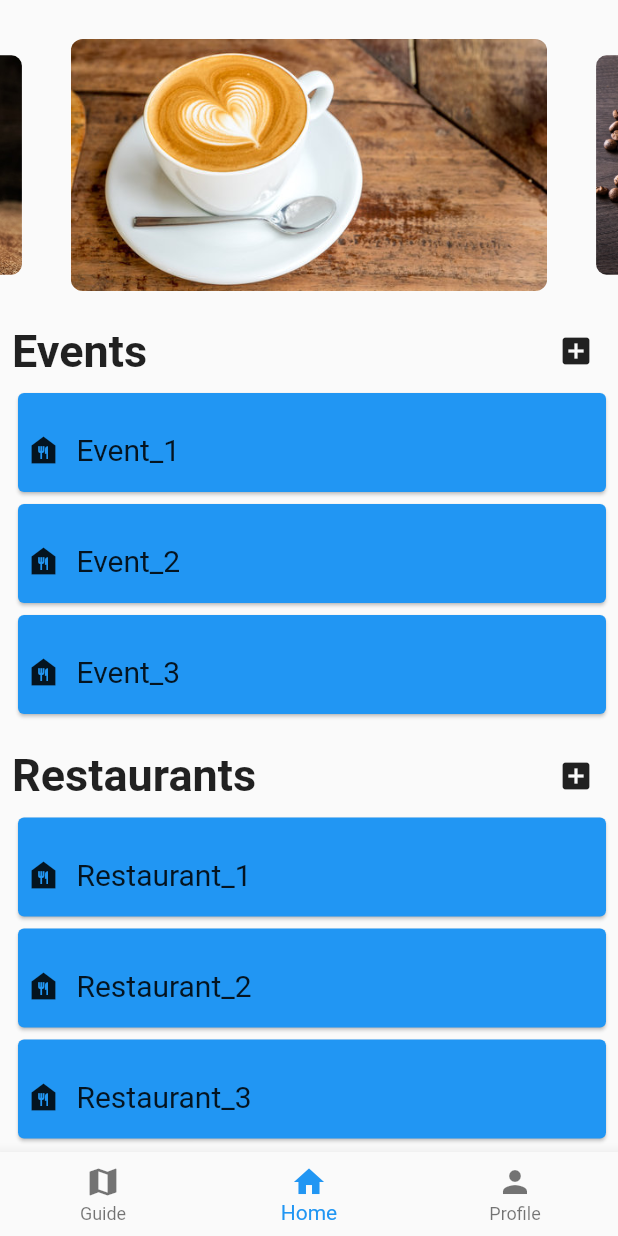
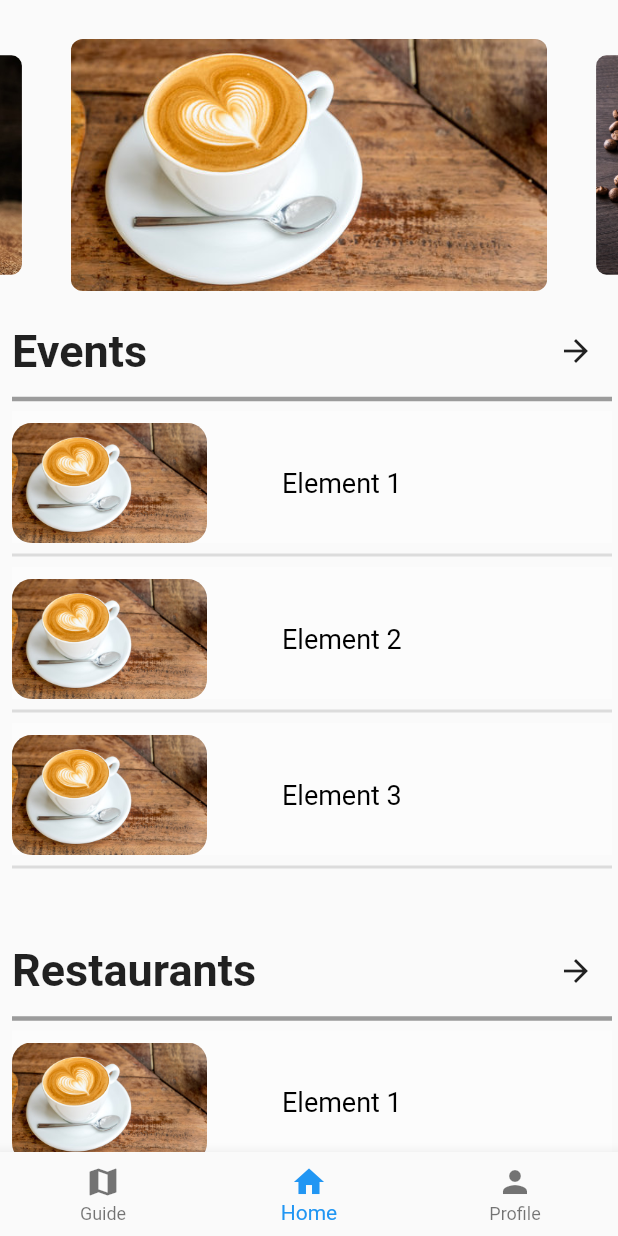
Before and after one commit to YousifT/Nomad_Application, a Flutter app: the screen it shows after launch, on a phone screen of 412 x 824 dp. Run offline on Flutter 3.47's test engine with Material 2 defaults, Android fonts, the phone set to English and light mode, and no system bars; drawn by our look-alikes of carousel_slider; our stand-ins replace cloud_firestore, firebase_auth, firebase_core, flutter_rating_bar, location; missing offline and left inert: comment_box; accounts and stored records are empty; network calls fail; statements that could not run were skipped.

Commit message:
update of home page

```diff
--- a/nomad/lib/Pages/Category_page.dart
+++ b/nomad/lib/Pages/Category_page.dart
@@ -36,7 +36,7 @@ class CategoryPage extends StatelessWidget {
       appBar: AppBar(
         title: Text(Category.toString(),
             style: TextStyle(
-              color: Colors.black,
+              color: Colors.white,
               fontSize: 25,
             )),
         centerTitle: true,
--- a/nomad/lib/Pages/Home_page.dart
+++ b/nomad/lib/Pages/Home_page.dart
@@ -140,7 +140,7 @@ Widget Sublist(String title, var items, [var context]) {
     padding: const EdgeInsets.fromLTRB(8, 10, 4, 3),
     //color: Colors.green,
     child: SizedBox(
-      height: 270,
+      height: 400,
       width: double.maxFinite,
       child: Column(children: [
         Row(
@@ -151,7 +151,7 @@ Widget Sublist(String title, var items, [var context]) {
               style: TextStyle(fontSize: 30, fontWeight: FontWeight.bold),
             ),
             IconButton(
-              icon: Icon(Icons.add_box),
+              icon: Icon(Icons.arrow_forward),
               onPressed: () {
                 Navigator.push(
                   context,
@@ -163,78 +163,64 @@ Widget Sublist(String title, var items, [var context]) {
               },
             ),
           ],
+        ),Divider(thickness: 3,color: Colors.black38,),
+        Column(
+          children: [
+            Container(
+              padding: EdgeInsets.only(top: 8),
+              color: Colors.white30,
+              child : Row(
+                children: [
+                  ClipRRect(
+                    borderRadius: BorderRadius.circular(13),
+                    child: Image(image: AssetImage("assets/images/img1.jpg"), width: 130 , height: 80, fit: BoxFit.cover,),
+
                   ),
-        Expanded(
-          child: SizedBox(
-            height: 50,
-            width: double.maxFinite,
-            child: Card(
-              color: Colors.blue,
-              child: Padding(
-                padding: const EdgeInsets.fromLTRB(5, 10, 5, 0),
-                child: Row(
+                  const SizedBox(width:50),
+                   Text(
+                    "Element 1",
+                    style: TextStyle(fontSize: 18 , color: Colors.black) ,
+                  ),
+                ],
+              )
+            ),Divider(thickness: 2),
+             Container(
+              padding: EdgeInsets.only(top: 8),
+              color: Colors.white30,
+              child : Row(
                 children: [
-                    Icon(Icons.food_bank),
-                    Padding(
-                      padding: const EdgeInsets.fromLTRB(10, 0, 0, 0),
-                      child: Text(
-                        items[0],
-                        style: TextStyle(fontSize: 20),
+                  ClipRRect(
+                    borderRadius: BorderRadius.circular(13),
+                    child: Image(image: AssetImage("assets/images/img1.jpg"), width: 130 , height: 80, fit: BoxFit.cover,),
+
                   ),
+                  const SizedBox(width:50),
+                   Text(
+                    "Element 2",
+                    style: TextStyle(fontSize: 18 , color: Colors.black) ,
+                  ),
+                ],
               )
+            ),Divider(thickness: 2),
+             Container(
+              padding: EdgeInsets.only(top: 8),
+              color: Colors.white30,
+              child : Row(
+                children: [
+                  ClipRRect(
+                    borderRadius: BorderRadius.circular(13),
+                    child: Image(image: AssetImage("assets/images/img1.jpg"), width: 130 , height: 80, fit: BoxFit.cover,),
+
+                  ),
+                const SizedBox(width:50),
+                   Text(
+                    "Element 3",
+                    style: TextStyle(fontSize: 18 , color: Colors.black) ,
+                  ),
                 ],
-                ),
-              ),
-            ),
-          ),
-        ),
-        Expanded(
-          child: SizedBox(
-            height: 50,
-            width: double.maxFinite,
-            child: Card(
-              color: Colors.blue,
-              child: Padding(
-                padding: const EdgeInsets.fromLTRB(5, 10, 5, 0),
-                child: Row(
-                  children: [
-                    Icon(Icons.food_bank),
-                    Padding(
-                      padding: const EdgeInsets.fromLTRB(10, 0, 0, 0),
-                      child: Text(
-                        items[1],
-                        style: TextStyle(fontSize: 20),
-                      ),
               )
+            ),Divider(thickness: 2),
           ],
-                ),
-              ),
-            ),
-          ),
-        ),
-        Expanded(
-          child: SizedBox(
-            height: 50,
-            width: double.maxFinite,
-            child: Card(
-              color: Colors.blue,
-              child: Padding(
-                padding: const EdgeInsets.fromLTRB(5, 10, 5, 0),
-                child: Row(
-                  children: [
-                    Icon(Icons.food_bank),
-                    Padding(
-                      padding: const EdgeInsets.fromLTRB(10, 0, 0, 0),
-                      child: Text(
-                        items[2],
-                        style: TextStyle(fontSize: 20),
-                      ),
-                    )
-                  ],
-                ),
-              ),
-            ),
-          ),
         )
       ]),
     ),
--- a/nomad/lib/Pages/PackagePlans_Page.dart
+++ b/nomad/lib/Pages/PackagePlans_Page.dart
@@ -19,7 +19,9 @@ class PackagePlans extends StatelessWidget {
         height: double.maxFinite,
         width: double.infinity,
         child: Column(
-          children: [],
+          children: [
+            Container(),
+          ],
         ),
       ),
     );
```
Lines whose indentation alone changed are shown as unchanged.
